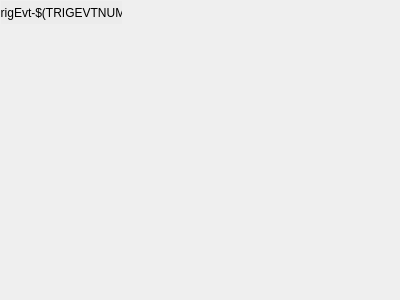
First picture: the form in ui/EVG/evg_master_trigEvt.ui, repository epics-modules/mrfioc2, before the edit.
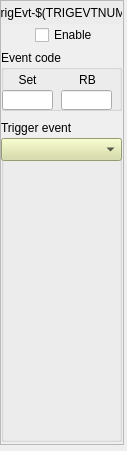
Second picture: the form after the edit. Custom widgets are drawn as their Qt base class.

```diff
--- a/ui/EVG/evg_master_trigEvt.ui
+++ b/ui/EVG/evg_master_trigEvt.ui
@@ -5,38 +5,297 @@
    <rect>
     <x>0</x>
     <y>0</y>
-    <width>400</width>
-    <height>300</height>
+    <width>127</width>
+    <height>451</height>
    </rect>
   </property>
   <property name="windowTitle">
    <string>Form</string>
   </property>
-  <widget class="caLabel" name="calabel">
+  <widget class="QFrame" name="frame">
    <property name="geometry">
     <rect>
-     <x>1</x>
-     <y>1</y>
-     <width>121</width>
-     <height>23</height>
+     <x>0</x>
+     <y>0</y>
+     <width>124</width>
+     <height>445</height>
     </rect>
    </property>
-   <property name="text">
-    <string>TrigEvt-$(TRIGEVTNUM)</string>
+   <property name="frameShape">
+    <enum>QFrame::StyledPanel</enum>
    </property>
-   <property name="alignment">
-    <set>Qt::AlignCenter</set>
+   <property name="frameShadow">
+    <enum>QFrame::Raised</enum>
    </property>
-  <property name="styleSheet">
-   <string notr="true">background-color: rgb(236, 236, 236, 255);</string>
-  </property></widget>
+   <widget class="caLabel" name="calabel">
+    <property name="geometry">
+     <rect>
+      <x>1</x>
+      <y>1</y>
+      <width>121</width>
+      <height>23</height>
+     </rect>
+    </property>
+    <property name="styleSheet">
+     <string notr="true">background-color: rgb(236, 236, 236, 255);</string>
+    </property>
+    <property name="text">
+     <string>TrigEvt-$(TRIGEVTNUM)</string>
+    </property>
+    <property name="alignment">
+     <set>Qt::AlignCenter</set>
+    </property>
+   </widget>
+   <widget class="caToggleButton" name="catogglebutton">
+    <property name="geometry">
+     <rect>
+      <x>35</x>
+      <y>25</y>
+      <width>71</width>
+      <height>20</height>
+     </rect>
+    </property>
+    <property name="text">
+     <string>Enable</string>
+    </property>
+    <property name="channel" stdset="0">
+     <string notr="true">$(EVG):TrigEvt-$(TRIGEVTNUM)-Enable-Sel</string>
+    </property>
+   </widget>
+   <widget class="caLed" name="caled">
+    <property name="geometry">
+     <rect>
+      <x>10</x>
+      <y>25</y>
+      <width>20</width>
+      <height>20</height>
+     </rect>
+    </property>
+    <property name="toolTip">
+     <string>Master enable for the EVR. If not set then very little will happen.</string>
+    </property>
+    <property name="rectangular">
+     <bool>false</bool>
+    </property>
+    <property name="channel" stdset="0">
+     <string notr="true">$(EVG):TrigEvt-$(TRIGEVTNUM)-Enable-RB</string>
+    </property>
+    <property name="falseColor">
+     <color>
+      <red>255</red>
+      <green>0</green>
+      <blue>0</blue>
+     </color>
+    </property>
+    <property name="trueColor">
+     <color>
+      <red>0</red>
+      <green>205</green>
+      <blue>0</blue>
+     </color>
+    </property>
+    <property name="undefinedColor">
+     <color>
+      <red>255</red>
+      <green>255</green>
+      <blue>255</blue>
+     </color>
+    </property>
+   </widget>
+   <widget class="QGroupBox" name="groupBox">
+    <property name="geometry">
+     <rect>
+      <x>1</x>
+      <y>50</y>
+      <width>121</width>
+      <height>61</height>
+     </rect>
+    </property>
+    <property name="title">
+     <string>Event code</string>
+    </property>
+    <widget class="caLineEdit" name="calineedit_8">
+     <property name="geometry">
+      <rect>
+       <x>60</x>
+       <y>40</y>
+       <width>51</width>
+       <height>20</height>
+      </rect>
+     </property>
+     <property name="alignment">
+      <set>Qt::AlignCenter</set>
+     </property>
+     <property name="channel" stdset="0">
+      <string notr="true">$(EVG):TrigEvt-$(TRIGEVTNUM)-EvtCode-RB</string>
+     </property>
+    </widget>
+    <widget class="QLabel" name="label_30">
+     <property name="geometry">
+      <rect>
+       <x>1</x>
+       <y>20</y>
+       <width>51</width>
+       <height>20</height>
+      </rect>
+     </property>
+     <property name="text">
+      <string>Set</string>
+     </property>
+     <property name="alignment">
+      <set>Qt::AlignCenter</set>
+     </property>
+    </widget>
+    <widget class="caTextEntry" name="catextentry">
+     <property name="geometry">
+      <rect>
+       <x>1</x>
+       <y>40</y>
+       <width>51</width>
+       <height>20</height>
+      </rect>
+     </property>
+     <property name="alignment">
+      <set>Qt::AlignCenter</set>
+     </property>
+     <property name="channel" stdset="0">
+      <string notr="true">$(EVG):TrigEvt-$(TRIGEVTNUM)-EvtCode-SP</string>
+     </property>
+     <property name="background">
+      <color>
+       <red>212</red>
+       <green>219</green>
+       <blue>157</blue>
+      </color>
+     </property>
+     <property name="colorMode">
+      <enum>caLineEdit::Static</enum>
+     </property>
+    </widget>
+    <widget class="QLabel" name="label_29">
+     <property name="geometry">
+      <rect>
+       <x>61</x>
+       <y>20</y>
+       <width>51</width>
+       <height>20</height>
+      </rect>
+     </property>
+     <property name="text">
+      <string>RB</string>
+     </property>
+     <property name="alignment">
+      <set>Qt::AlignCenter</set>
+     </property>
+    </widget>
+   </widget>
+   <widget class="QGroupBox" name="groupBox_2">
+    <property name="geometry">
+     <rect>
+      <x>1</x>
+      <y>120</y>
+      <width>121</width>
+      <height>322</height>
+     </rect>
+    </property>
+    <property name="title">
+     <string>Trigger event</string>
+    </property>
+    <widget class="caByte" name="cabyte">
+     <property name="geometry">
+      <rect>
+       <x>75</x>
+       <y>50</y>
+       <width>31</width>
+       <height>288</height>
+      </rect>
+     </property>
+     <property name="channel" stdset="0">
+      <string notr="true">$(EVG):TrigEvt-$(TRIGEVTNUM)-TrigSrc-MbbiDir_</string>
+     </property>
+     <property name="startBit">
+      <number>0</number>
+     </property>
+    </widget>
+    <widget class="caBitnames" name="cabitnames">
+     <property name="geometry">
+      <rect>
+       <x>15</x>
+       <y>50</y>
+       <width>61</width>
+       <height>271</height>
+      </rect>
+     </property>
+     <property name="channelEnum" stdset="0">
+      <string notr="true">$(EVG):TrigEvt-$(TRIGEVTNUM)-TrigSrc-Sel</string>
+     </property>
+     <property name="channelValue" stdset="0">
+      <string notr="true">$(EVG):TrigEvt-$(TRIGEVTNUM)-TrigSrc-Sel</string>
+     </property>
+     <property name="startBit">
+      <number>1</number>
+     </property>
+    </widget>
+    <widget class="caMenu" name="camenu">
+     <property name="geometry">
+      <rect>
+       <x>0</x>
+       <y>18</y>
+       <width>121</width>
+       <height>23</height>
+      </rect>
+     </property>
+     <property name="styleSheet">
+      <string notr="true">background-color: rgb(212, 219, 157);</string>
+     </property>
+     <property name="channel" stdset="0">
+      <string notr="true">$(EVG):TrigEvt-$(TRIGEVTNUM)-TrigSrc-Sel</string>
+     </property>
+    </widget>
+   </widget>
+  </widget>
  </widget>
  <customwidgets>
+  <customwidget>
+   <class>caMenu</class>
+   <extends>QComboBox</extends>
+   <header>caMenu</header>
+  </customwidget>
+  <customwidget>
+   <class>caTextEntry</class>
+   <extends>caLineEdit</extends>
+   <header>caTextEntry</header>
+  </customwidget>
+  <customwidget>
+   <class>caToggleButton</class>
+   <extends>QCheckBox</extends>
+   <header>caToggleButton</header>
+  </customwidget>
   <customwidget>
    <class>caLabel</class>
    <extends>QLabel</extends>
    <header>caLabel</header>
   </customwidget>
+  <customwidget>
+   <class>caLed</class>
+   <extends>QWidget</extends>
+   <header>caLed</header>
+  </customwidget>
+  <customwidget>
+   <class>caLineEdit</class>
+   <extends>QLineEdit</extends>
+   <header>caLineEdit</header>
+  </customwidget>
+  <customwidget>
+   <class>caByte</class>
+   <extends>QWidget</extends>
+   <header>caByte</header>
+  </customwidget>
+  <customwidget>
+   <class>caBitnames</class>
+   <extends>QWidget</extends>
+   <header>caBitnames</header>
+  </customwidget>
  </customwidgets>
  <resources/>
  <connections/>
```
Left out of the diff: 1 changed line with no effect on the pictures.
